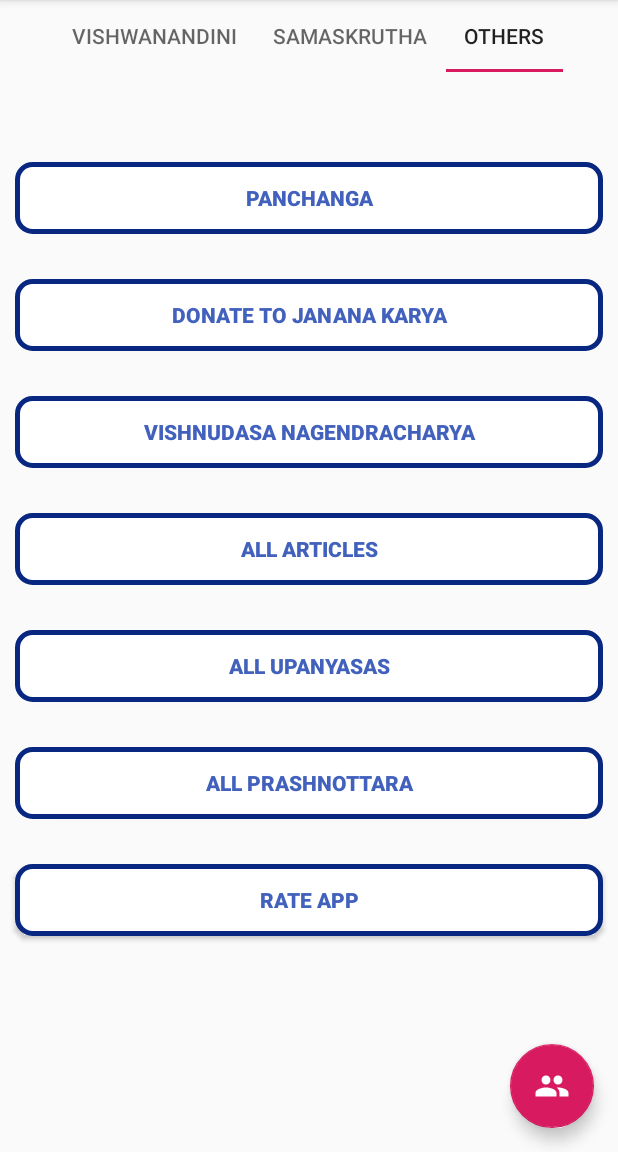
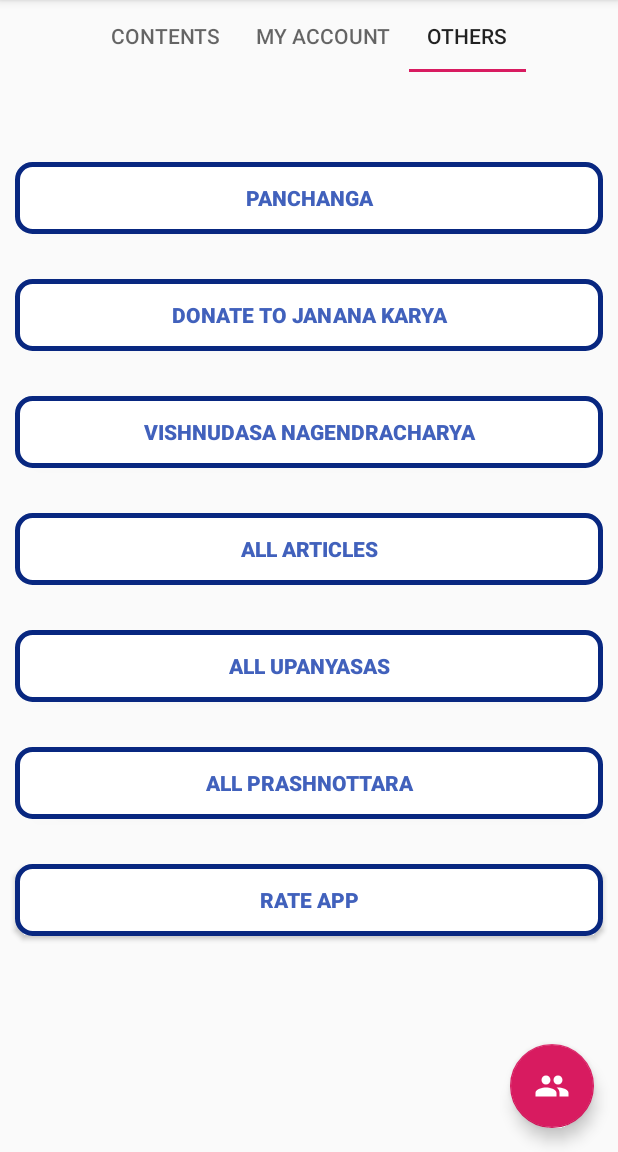
Before and after one commit to SMalik97/GnanaMantapa, an Android app: the screen it shows after launch (MainActivity), tab 3 chosen, on a phone screen of 412 x 824 dp, the part 84-1236 px from its top. Run offline under Robolectric (Android 15) with nearby library versions, the phone set to English and light mode, and no system bars; our stand-ins replace Volley, navigation-ui; network calls fail.

Commit message:
Initial commit

```diff
--- a/app/build.gradle
+++ b/app/build.gradle
@@ -4,7 +4,7 @@ android {
     compileSdkVersion 29
     buildToolsVersion "29.0.2"
     defaultConfig {
-        applicationId "com.example.vishwanandini"
+        applicationId "com.goldenfuturecommunication.gnanamantapa"
         minSdkVersion 21
         targetSdkVersion 29
         versionCode 1
--- a/app/src/main/java/com/example/vishwanandini/MainActivity.java
+++ b/app/src/main/java/com/example/vishwanandini/MainActivity.java
@@ -69,8 +69,8 @@ public class MainActivity extends AppCompatActivity implements NavigationView.On
         viewPager.setAdapter(pageAdapter);
 
         pageAdapter=new PageAdapter(getSupportFragmentManager());
-        pageAdapter.addFragments(new Fragment_vishwanandini(),"Vishwanandini");
-        pageAdapter.addFragments(new Fragment_samaskrutha(),"Samaskrutha");
+        pageAdapter.addFragments(new Fragment_vishwanandini(),"Contents");
+        pageAdapter.addFragments(new Fragment_samaskrutha(),"My Account");
         pageAdapter.addFragments(new Fragment_others(),"Others");
 
 
--- a/app/src/main/res/layout/content_main.xml
+++ b/app/src/main/res/layout/content_main.xml
@@ -29,12 +29,12 @@
             android:id="@+id/tab1"
             android:layout_width="wrap_content"
             android:layout_height="wrap_content"
-            android:text="Vishwanandini" />
+            android:text="Contents" />
         <com.google.android.material.tabs.TabItem
             android:id="@+id/tab2"
             android:layout_width="wrap_content"
             android:layout_height="wrap_content"
-            android:text="Samskrutha Sura" />
+            android:text="My Account" />
         <com.google.android.material.tabs.TabItem
             android:id="@+id/tab3"
             android:layout_width="wrap_content"
```
Also changed, not shown: app/src/main/res/drawable-nodpi/samaskrutha_topimg.png (deleted).
